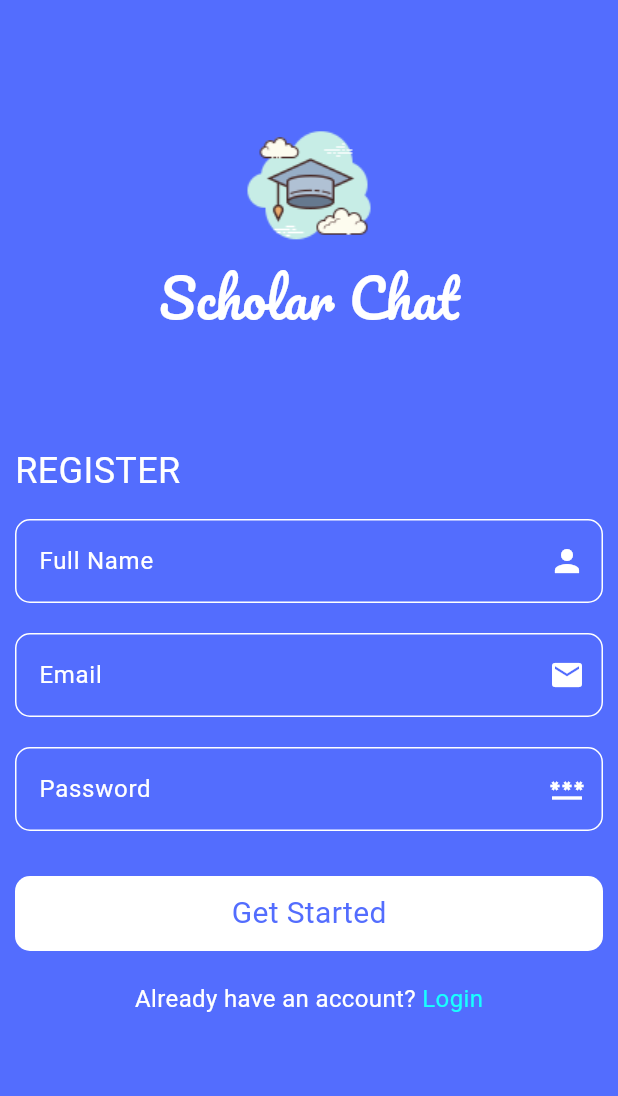
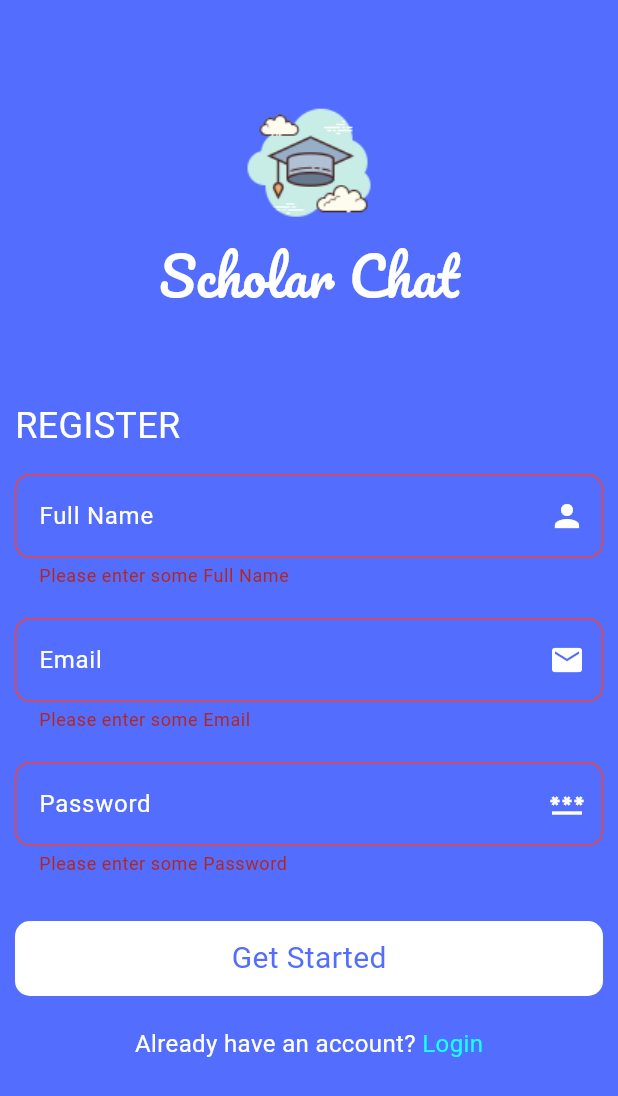
Before and after one commit to ahmedas3d/Chat-App-in-Flutter, a Flutter app: the RegisterPage screen opened by its route, after a tap on "Get Started", on a phone screen of 412 x 824 dp. Shown: the top 1096 px of the screen. Run offline on Flutter 3.47's test engine with Material 3 defaults, Android fonts, the phone set to English and light mode, and no system bars; drawn by our look-alikes of modal_progress_hud_nsn; our stand-ins replace firebase_auth, firebase_core; accounts and stored records are empty.

```diff
--- a/lib/constants.dart
+++ b/lib/constants.dart
@@ -1,3 +1,4 @@
 import 'package:flutter/material.dart';
 
 const kPrimaryColor = Colors.indigoAccent;
+const kLogo = 'assets/images/scholar.png';
--- a/lib/main.dart
+++ b/lib/main.dart
@@ -1,4 +1,5 @@
 import 'package:chat_app/firebase_options.dart';
+import 'package:chat_app/pages/chat_page.dart';
 import 'package:chat_app/pages/login_page.dart';
 import 'package:chat_app/pages/register_page.dart';
 import 'package:firebase_core/firebase_core.dart';
@@ -22,6 +23,7 @@ class ScholarChat extends StatelessWidget {
       routes: {
         'LoginPage': (context) => const LoginPage(),
         'RegisterPage': (context) => RegisterPage(),
+        'HomePage': (context) => const ChatPage(),
       },
       debugShowCheckedModeBanner: false,
       initialRoute: 'LoginPage',
--- a/lib/pages/register_page.dart
+++ b/lib/pages/register_page.dart
@@ -1,26 +1,43 @@
 import 'package:chat_app/constants.dart';
+import 'package:chat_app/helper/show_snack_bar.dart';
 import 'package:chat_app/widgets/custom_button.dart';
 import 'package:chat_app/widgets/custom_text_field.dart';
 import 'package:firebase_auth/firebase_auth.dart';
 import 'package:flutter/material.dart';
+import 'package:modal_progress_hud_nsn/modal_progress_hud_nsn.dart';
 
-class RegisterPage extends StatelessWidget {
+class RegisterPage extends StatefulWidget {
   RegisterPage({super.key});
 
+  @override
+  State<RegisterPage> createState() => _RegisterPageState();
+}
+
+class _RegisterPageState extends State<RegisterPage> {
   String? email;
+
   String? password;
+
+  bool isLoading = false;
+
+  GlobalKey<FormState> formKey = GlobalKey();
+
   @override
   Widget build(BuildContext context) {
-    return Scaffold(
+    return ModalProgressHUD(
+      inAsyncCall: isLoading,
+      child: Scaffold(
         backgroundColor: kPrimaryColor,
         body: Padding(
           padding: const EdgeInsets.symmetric(horizontal: 10.0),
+          child: Form(
+            key: formKey,
             child: Column(
               children: [
                 const Spacer(
                   flex: 2,
                 ),
-            Image.asset('assets/images/scholar.png'),
+                Image.asset(kLogo),
                 const Text(
                   'Scholar Chat',
                   style: TextStyle(
@@ -79,12 +96,18 @@ class RegisterPage extends StatelessWidget {
                 ),
                 CustomButton(
                   onTap: () async {
+                    if (formKey.currentState!.validate()) {
+                      isLoading = true;
+                      setState(() {});
                       try {
                         await registerUser();
+                        Navigator.pushNamed(context, 'HomePage');
+                        showSnackBar(context, 'Email Scssfully Registered',
+                            Colors.green);
                       } on FirebaseAuthException catch (e) {
                         if (e.code == 'weak-password') {
-                    showSnackBar(context, 'The password provided is too weak.',
-                        Colors.red);
+                          showSnackBar(context,
+                              'The password provided is too weak.', Colors.red);
                         } else if (e.code == 'email-already-in-use') {
                           showSnackBar(
                               context,
@@ -92,8 +115,9 @@ class RegisterPage extends StatelessWidget {
                               Colors.red);
                         }
                       }
-                showSnackBar(
-                    context, 'Email Scssfully Registered', Colors.green);
+                      isLoading = false;
+                      setState(() {});
+                    } else {}
                   },
                   buttonText: 'Get Started',
                 ),
@@ -130,17 +154,7 @@ class RegisterPage extends StatelessWidget {
               ],
             ),
           ),
-    );
-  }
-
-  void showSnackBar(BuildContext context, String message, Color color) {
-    ScaffoldMessenger.of(context).showSnackBar(
-      SnackBar(
-        elevation: 0,
-        duration: const Duration(seconds: 4),
-        behavior: SnackBarBehavior.floating,
-        backgroundColor: color,
-        content: Text(message),
+        ),
       ),
     );
   }
--- a/lib/widgets/custom_text_field.dart
+++ b/lib/widgets/custom_text_field.dart
@@ -15,7 +15,12 @@ class CustomTextField extends StatelessWidget {
 
   @override
   Widget build(BuildContext context) {
-    return TextField(
+    return TextFormField(
+      validator: (data) {
+        if (data == null || data.isEmpty) {
+          return 'Please enter some $label';
+        }
+      },
       onChanged: onChange,
       style: const TextStyle(color: Colors.white),
       decoration: InputDecoration(
@@ -40,6 +45,18 @@ class CustomTextField extends StatelessWidget {
             Radius.circular(10.0),
           ),
         ),
+        errorBorder: const OutlineInputBorder(
+          borderSide: BorderSide(color: Colors.red),
+          borderRadius: BorderRadius.all(
+            Radius.circular(10.0),
+          ),
+        ),
+        focusedErrorBorder: const OutlineInputBorder(
+          borderSide: BorderSide(color: Colors.red),
+          borderRadius: BorderRadius.all(
+            Radius.circular(10.0),
+          ),
+        ),
       ),
     );
   }
--- a/pubspec.yaml
+++ b/pubspec.yaml
@@ -36,6 +36,7 @@ dependencies:
   cupertino_icons: ^1.0.8
   firebase_core: ^3.6.0
   firebase_auth: ^5.3.1
+  modal_progress_hud_nsn: ^0.5.1
 
 dev_dependencies:
   flutter_test:
```
Also changed, not shown: lib/helper/show_snack_bar.dart (added, +13 -0 lines), lib/pages/chat_page.dart (added, +68 -0 lines), lib/pages/login_page.dart (+66 -4 lines), lib/widgets/chat_bubble.dart (added, +37 -0 lines), pubspec.lock. Lines whose indentation alone changed are shown as unchanged.
